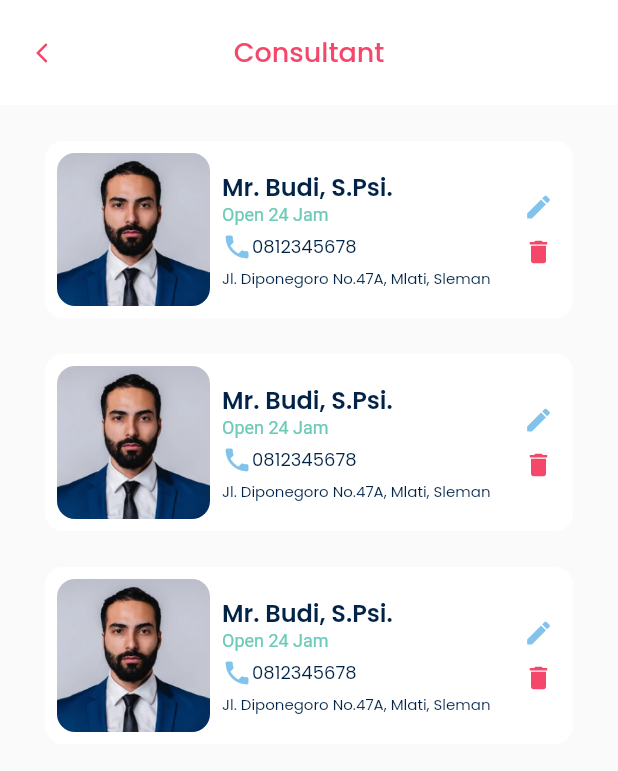
After one commit to ibrahimmm999/Moodly, a Flutter app: the ConsultantAdminPage screen opened by its route, on a phone screen of 412 x 824 dp. The commit adds this screen. Shown: the top 771 px of the screen. Run offline on Flutter 3.47's test engine with Material 2 defaults, Android fonts, the phone set to English and light mode, and no system bars; our stand-ins replace cloud_firestore, flutter_speed_dial, google_fonts; accounts and stored records are empty.

Commit message:
add consultant admin page

```diff
--- a/lib/main.dart
+++ b/lib/main.dart
@@ -1,5 +1,6 @@
 import 'package:flutter/material.dart';
 import 'package:moodly/pages_admin/chat_list_admin_page.dart';
+import 'package:moodly/pages_admin/consultant_admin_page.dart';
 import 'package:moodly/pages_admin/home_admin_page.dart';
 import 'package:moodly/pages_user/articles_user_page.dart';
 import 'package:moodly/pages_user/consultant_user_page.dart';
@@ -33,6 +34,7 @@ class MyApp extends StatelessWidget {
         '/edit-profile': (context) => EditProfilePage(),
         '/home-admin': (context) => const HomeAdminPage(),
         '/chat-list-admin': (context) => const ChatListAdminPage(),
+        '/consultant-admin': (context) => const ConsultantAdminPage(),
       },
     );
   }
--- a/lib/pages_admin/chat_list_admin_page.dart
+++ b/lib/pages_admin/chat_list_admin_page.dart
@@ -141,8 +141,8 @@ class ChatListAdminPage extends StatelessWidget {
               child: ListView(
                 padding: const EdgeInsets.symmetric(horizontal: 24),
                 children: const [
-                  ChatTile(name: 'name', imageUrl: 'imageUrl'),
-                  ChatTile(name: 'name', imageUrl: 'imageUrl'),
+                  ChatTile(name: 'name', imageUrl: 'imageUrl', unreadCount: 3),
+                  ChatTile(name: 'name', imageUrl: 'imageUrl', unreadCount: 5),
                   ChatTile(name: 'name', imageUrl: 'imageUrl'),
                   ChatTile(name: 'name', imageUrl: 'imageUrl'),
                   ChatTile(name: 'name', imageUrl: 'imageUrl'),
--- /dev/null
+++ b/lib/pages_admin/consultant_admin_page.dart
@@ -0,0 +1,165 @@
+import 'package:flutter/material.dart';
+import 'package:moodly/shared/theme.dart';
+
+class ConsultantAdminPage extends StatelessWidget {
+  const ConsultantAdminPage({super.key});
+
+  @override
+  Widget build(BuildContext context) {
+    PreferredSizeWidget header() {
+      return AppBar(
+        toolbarHeight: 70,
+        backgroundColor: white,
+        centerTitle: true,
+        leading: IconButton(
+          onPressed: () {
+            Navigator.pop(context);
+          },
+          icon: const Icon(Icons.arrow_back_ios_new_rounded),
+          color: primaryColor,
+          iconSize: 16,
+        ),
+        title: Text(
+          'Consultant',
+          style: primaryColorText.copyWith(
+            fontSize: 18,
+            fontWeight: medium,
+          ),
+        ),
+        elevation: 0,
+        automaticallyImplyLeading: false,
+      );
+    }
+
+    Widget consultantAdminTile() {
+      return Container(
+        margin: const EdgeInsets.only(bottom: 24),
+        padding: const EdgeInsets.all(8),
+        decoration: BoxDecoration(
+          borderRadius: BorderRadius.circular(defaultRadius),
+          color: white,
+        ),
+        child: Row(
+          children: [
+            ClipRRect(
+              borderRadius: BorderRadius.circular(defaultRadius),
+              child: Image.asset(
+                'assets/example/profile_pict_example.png',
+                width: 102,
+                height: 102,
+                fit: BoxFit.cover,
+              ),
+            ),
+            const SizedBox(width: 8),
+            Expanded(
+              child: Column(
+                crossAxisAlignment: CrossAxisAlignment.start,
+                children: [
+                  Text(
+                    'Mr. Budi, S.Psi.',
+                    style: darkText.copyWith(
+                      fontSize: 16,
+                      fontWeight: semibold,
+                    ),
+                  ),
+                  const Text(
+                    'Open 24 Jam',
+                    style: TextStyle(
+                      color: Color(0xFF6BCBB8),
+                      fontSize: 12,
+                    ),
+                  ),
+                  const SizedBox(height: 4),
+                  Row(
+                    children: [
+                      Icon(
+                        Icons.phone,
+                        color: secondaryColor,
+                        size: 20,
+                      ),
+                      Text(
+                        '0812345678',
+                        style: darkText.copyWith(fontSize: 12),
+                      )
+                    ],
+                  ),
+                  const SizedBox(height: 4),
+                  Text(
+                    'Jl. Diponegoro No.47A, Mlati, Sleman',
+                    style: darkText.copyWith(
+                      fontSize: 10,
+                    ),
+                  )
+                ],
+              ),
+            ),
+            Column(
+              children: [
+                Material(
+                  color: white,
+                  borderRadius: BorderRadius.circular(defaultRadius),
+                  child: InkWell(
+                    onTap: () {},
+                    borderRadius: BorderRadius.circular(defaultRadius),
+                    child: SizedBox(
+                      height: 30,
+                      width: 30,
+                      child: Center(
+                        child: Icon(
+                          Icons.edit,
+                          color: secondaryColor,
+                          size: 20,
+                        ),
+                      ),
+                    ),
+                  ),
+                ),
+                Material(
+                  color: white,
+                  borderRadius: BorderRadius.circular(defaultRadius),
+                  child: InkWell(
+                    onTap: () {},
+                    borderRadius: BorderRadius.circular(defaultRadius),
+                    child: SizedBox(
+                      height: 30,
+                      width: 30,
+                      child: Center(
+                        child: Icon(
+                          Icons.delete,
+                          color: primaryColor,
+                          size: 20,
+                        ),
+                      ),
+                    ),
+                  ),
+                ),
+              ],
+            )
+          ],
+        ),
+      );
+    }
+
+    Widget content() {
+      return ListView(
+        padding: EdgeInsets.symmetric(horizontal: defaultMargin),
+        children: [
+          const SizedBox(height: 24),
+          Column(
+            children: [
+              consultantAdminTile(),
+              consultantAdminTile(),
+              consultantAdminTile(),
+            ],
+          )
+        ],
+      );
+    }
+
+    return Scaffold(
+      backgroundColor: white2,
+      appBar: header(),
+      body: content(),
+    );
+  }
+}
--- a/lib/pages_admin/home_admin_page.dart
+++ b/lib/pages_admin/home_admin_page.dart
@@ -135,7 +135,9 @@ class HomeAdminPage extends StatelessWidget {
               title: 'Articles',
             ),
             FeatureAdminTile(
-              onTap: () {},
+              onTap: () {
+                Navigator.pushNamed(context, '/consultant-admin');
+              },
               icon: Icons.group,
               color: dark,
               subtitle: 'Manage',
--- a/lib/sign_in_page.dart
+++ b/lib/sign_in_page.dart
@@ -96,7 +96,7 @@ class SignInPage extends StatelessWidget {
                 children: [
                   Text(
                     "Don't have an account?",
-                    style: secondaryColorText.copyWith(fontSize: 12),
+                    style: greyText.copyWith(fontSize: 12),
                   ),
                   TextButton(
                       onPressed: () {
@@ -104,7 +104,7 @@ class SignInPage extends StatelessWidget {
                       },
                       child: Text(
                         "Sign Up",
-                        style: primaryColorText.copyWith(
+                        style: secondaryColorText.copyWith(
                             fontSize: 12, fontWeight: medium),
                       ))
                 ],
```
Also changed, not shown: lib/pages_admin/chat_admin_page.dart (renamed from lib/pages_user/help_message_user_page.dart, +14 -11 lines), lib/pages_user/help_chat_user_page.dart (renamed from lib/pages_user/support_message_user_page.dart, +19 -8 lines), lib/pages_user/home_user_page.dart (+4 -4 lines), lib/pages_user/support_chat_user_page.dart (added, +115 -0 lines), lib/widgets/chat_tile.dart (+17 -5 lines).
